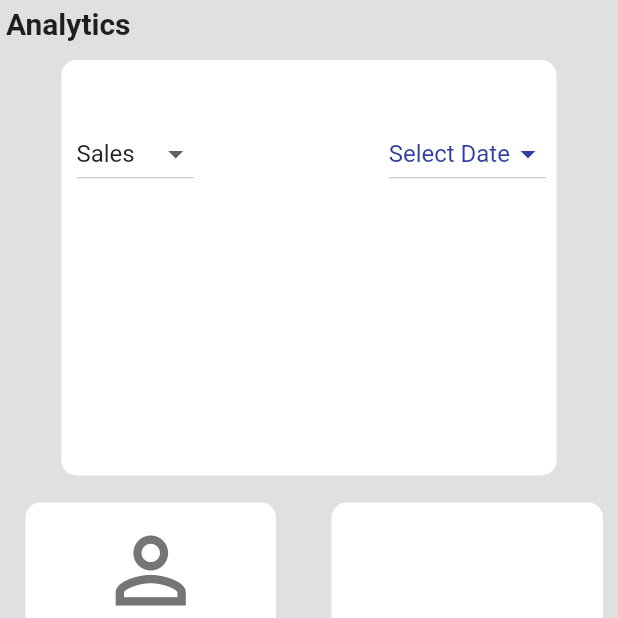
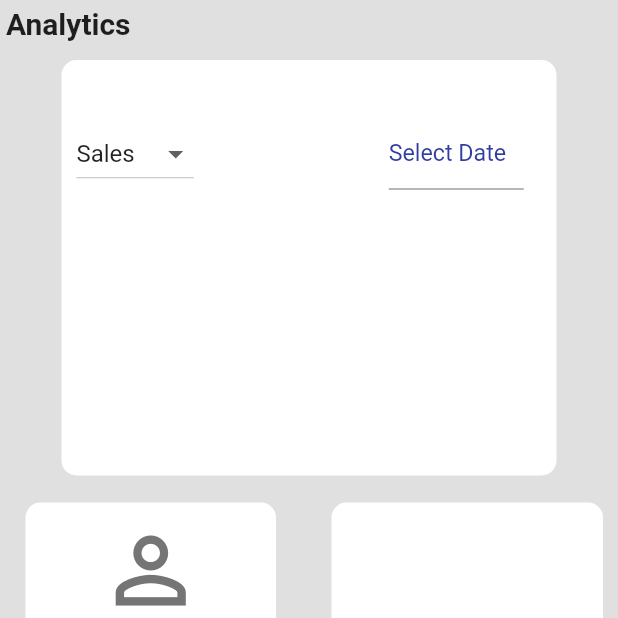
Before and after one commit to Him0302/p3, a Flutter app: the screen it shows after launch, on a phone screen of 412 x 824 dp, the top half of it. Run offline on Flutter 3.47's test engine with Material 2 defaults, Android fonts, the phone set to English and light mode, and no system bars.

Commit message:
Update main.dart

```diff
--- a/lib/main.dart
+++ b/lib/main.dart
@@ -34,7 +34,14 @@ class layout extends StatefulWidget {
 
 class _layoutState extends State<layout> {
   int selectedValue = 1;
-  int myvalue = 1;
+  final dateController = TextEditingController();
+
+  @override
+  void dispose() {
+    // Clean up the controller when the widget is removed
+    dateController.dispose();
+    super.dispose();
+  }
   @override
   Widget build(BuildContext context) {
     return Column(
@@ -89,39 +96,28 @@ class _layoutState extends State<layout> {
               ),
               //child: Container() ,
               SizedBox(width: 130.0),
-              Container(
-                alignment: AlignmentDirectional.topStart,
-                height: 200.0,
-                child: DropdownButton(
-                    icon:
-                        Icon(Icons.arrow_drop_down, color: Colors.indigo[700]),
-                    value: myvalue,
-                    items: [
-                      DropdownMenuItem(
-                        child: Text(
-                          "Select Date",
-                          style: TextStyle(
-                            color: Colors.indigo[700],
-                          ),
-                        ),
-                        value: 1,
+             Container(
+                  height: 200.0,
+                  width: 90.0,
+                  child: TextField(
+                    readOnly: true,
+                    controller: dateController,
+                    decoration: InputDecoration(
+                      hintText: 'Select Date',
+                      hintStyle: TextStyle(
+                        fontSize: 15.5,
+                        color: Colors.indigo[700],
                       ),
-                      DropdownMenuItem(
-                        child: Text("option1"),
-                        value: 2,
-                      ),
-                      DropdownMenuItem(
-                        child: Text("option2"),
-                        value: 3,
-                      ),
-                      DropdownMenuItem(child: Text("Others"), value: 3),
-                    ],
-                    onChanged: (value) {
-                      setState(() {
-                        myvalue = 1;
-                      });
-                    }),
-              ),
+                    ),
+                    onTap: () async {
+                      var date = await showDatePicker(
+                          context: context,
+                          initialDate: DateTime.now(),
+                          firstDate: DateTime(1900),
+                          lastDate: DateTime(2100));
+                      dateController.text = date.toString().substring(0, 10);
+                    },
+                  )),
             ]),
           ),
         ),
```
